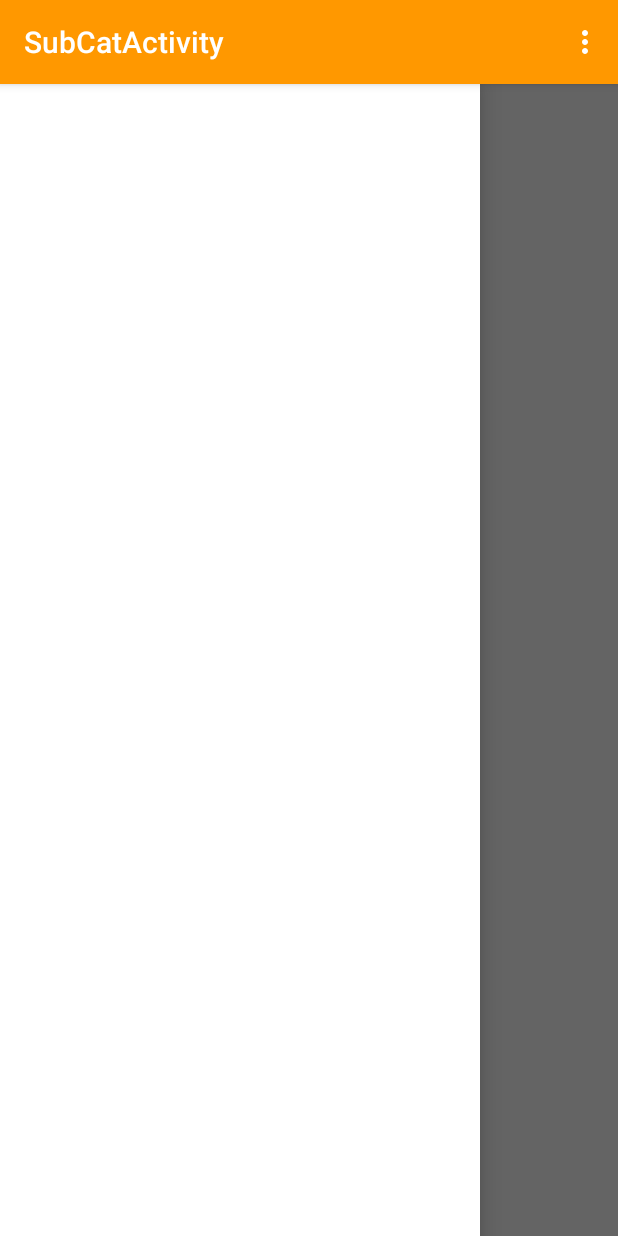
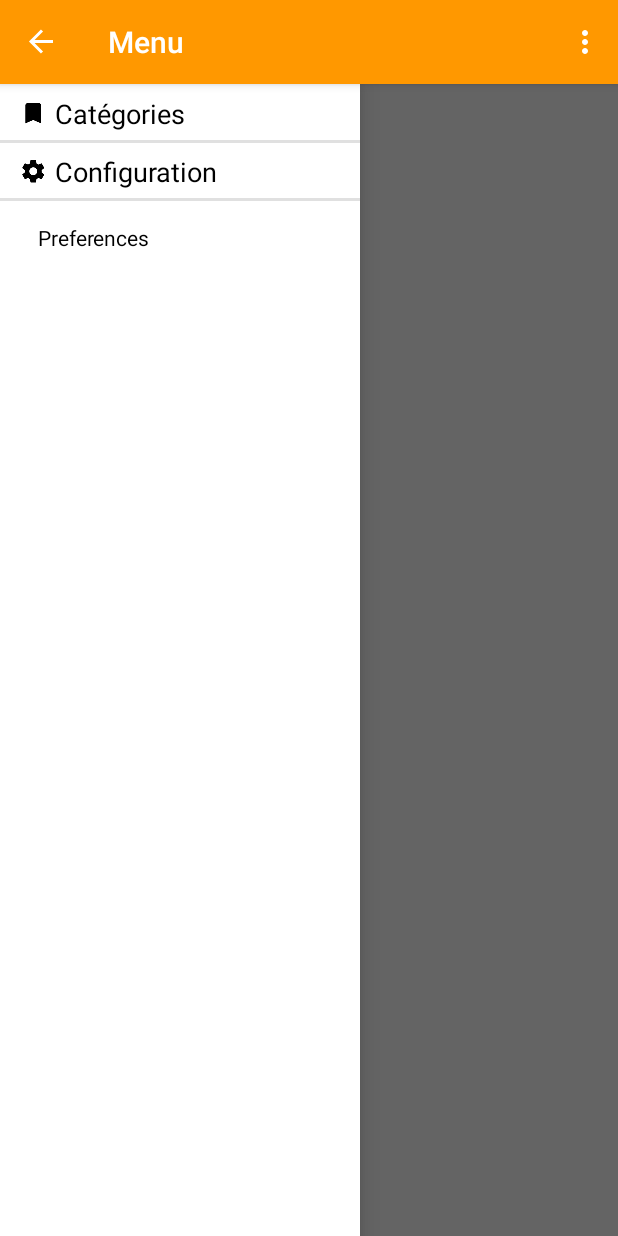
Before and after one commit to hugohil/EMM-projet2, an Android app: the SubCatActivity screen opened directly, with no data from a screen before it, with the side drawer open, on a phone screen of 412 x 824 dp. Run offline under Robolectric (Android 15) with nearby library versions, the phone set to English and light mode, and no system bars; network calls fail.

Commit message:
Setted drawer in subcat activity + adapted it on main activity

```diff
--- a/app/src/main/java/com/example/clement/emm_project2/SubCatActivity.java
+++ b/app/src/main/java/com/example/clement/emm_project2/SubCatActivity.java
@@ -1,7 +1,8 @@
 package com.example.clement.emm_project2;
 
+import android.app.Activity;
+import android.content.Intent;
 import android.os.Bundle;
-import android.support.v7.app.ActionBarActivity;
 import android.util.Log;
 import android.view.Menu;
 import android.view.MenuItem;
@@ -9,31 +10,55 @@ import android.widget.ListView;
 import android.widget.TextView;
 
 import com.example.clement.emm_project2.adapters.SubCatListAdapter;
+import com.example.clement.emm_project2.app.drawer.DrawerActivity;
+import com.example.clement.emm_project2.app.drawer.DrawerItem;
+import com.example.clement.emm_project2.app.drawer.DrawerSection;
+import com.example.clement.emm_project2.app.drawer.DrawerSectionItem;
 import com.example.clement.emm_project2.data.DataAccess;
+import com.example.clement.emm_project2.model.Category;
 import com.example.clement.emm_project2.model.SubCategory;
 import com.example.clement.emm_project2.util.StringUtil;
 
 import java.util.ArrayList;
 import java.util.List;
 
-public class SubCatActivity extends ActionBarActivity {
+public class SubCatActivity extends DrawerActivity {
 
     private static final String TAG = SubCatActivity.class.getSimpleName();
 
     private ArrayList<SubCategory> subCats = new ArrayList<SubCategory>();
     private SubCatListAdapter adapter;
     private ListView listView;
-    private DataAccess da;
+    private DataAccess dataAccess;
+    private List<Category> categories = new ArrayList<Category>();
 
     @Override
     protected void onCreate(Bundle savedInstanceState) {
         super.onCreate(savedInstanceState);
-        setContentView(R.layout.activity_sub_cat);
 
         adapter = new SubCatListAdapter(this, subCats);
         listView = (ListView) findViewById(R.id.act_subcat_list);
         listView.setAdapter(adapter);
-        da = new DataAccess(getBaseContext());
+        dataAccess = new DataAccess(getBaseContext());
+
+
+        // All this needs to be in an Async task (activity is doin' to much work on his main Thread ... Skipps maaaany frames)
+        ArrayList<DrawerItem> menuItems = new ArrayList<DrawerItem>();
+        List<Category> dbCategories;
+        dataAccess = new DataAccess(this);
+        dataAccess.open();
+        dbCategories = dataAccess.getAllDatas(Category.class);
+        dataAccess.close();
+        menuItems.add(DrawerSection.create(200, "Catégories", "ic_action_bookmark", SubCatActivity.this));
+        int i = 1;
+        for(Category category : dbCategories) {
+            menuItems.add(DrawerSectionItem.create(dbCategories.indexOf(category), category.getTitle(), true));
+            i++;
+        }
+        menuItems.add(DrawerSection.create(100, "Configuration", "ic_action_settings", SubCatActivity.this));
+        menuItems.add(DrawerSectionItem.create(101, "Preferences", true));
+        setDrawerContent(menuItems);
+        categories.addAll(dbCategories);
 
         Bundle extras = getIntent().getExtras();
         if(extras != null) {
@@ -42,9 +67,9 @@ public class SubCatActivity extends ActionBarActivity {
             desc.setText(html);
             setTitle(extras.getString("title"));
             try{
-                da.open();
-                List<SubCategory> DBList = da.findDataWhere(SubCategory.class, "catId", extras.getString("catID"));
-                da.close();
+                dataAccess.open();
+                List<SubCategory> DBList = dataAccess.findDataWhere(SubCategory.class, "catId", extras.getString("catID"));
+                dataAccess.close();
                 subCats.addAll(DBList);
                 Log.d(SubCatActivity.class.getSimpleName(), "" + subCats.size());
                 adapter.notifyDataSetChanged();
@@ -75,4 +100,22 @@ public class SubCatActivity extends ActionBarActivity {
 
         return super.onOptionsItemSelected(item);
     }
+
+    @Override
+    protected int getLayoutResourceId() {
+        return R.layout.activity_sub_cat;
+    }
+
+    @Override
+    protected void onNavItemSelected(int id) {
+        if(id < 100 ){
+            // Click on categories
+            Category category = categories.get(id);
+            Intent i = new Intent(this, SubCatActivity.class);
+            i.putExtra("desc", category.getDescription());
+            i.putExtra("title", category.getTitle());
+            i.putExtra("catID", category.getMongoID());
+            this.startActivity(i);
+        }
+    }
 }
--- a/app/src/main/java/com/example/clement/emm_project2/adapters/DrawerAdapter.java
+++ b/app/src/main/java/com/example/clement/emm_project2/adapters/DrawerAdapter.java
@@ -34,7 +34,6 @@ public class DrawerAdapter extends BaseAdapter {
 
     @Override
     public int getCount() {
-        Log.d(DrawerAdapter.class.getSimpleName(), "Count returned by getCount => "+items.size());
         return items.size();
     }
 
@@ -63,7 +62,6 @@ public class DrawerAdapter extends BaseAdapter {
         else {
             view = getSectionView(convertView, parent, menuItem);
         }
-        Log.d(DrawerAdapter.class.getSimpleName(), "View returned by getView => "+view);
         return view ;
     }
 
--- a/app/src/main/java/com/example/clement/emm_project2/app/drawer/DrawerActivity.java
+++ b/app/src/main/java/com/example/clement/emm_project2/app/drawer/DrawerActivity.java
@@ -55,13 +55,15 @@ public abstract class DrawerActivity extends ActionBarActivity {
                 R.string.drawer_open, // Menu
                 R.string.drawer_close
         ) {
+            public String drawerTitle = getSupportActionBar().getTitle().toString();
+
             public void onDrawerClosed(View view) {
-//                getActionBar().setTitle(mTitle);
+                getSupportActionBar().setTitle(drawerTitle);
                 invalidateOptionsMenu();
             }
 
             public void onDrawerOpened(View drawerView) {
-//                getActionBar().setTitle(mDrawerTitle);
+                getSupportActionBar().setTitle(R.string.drawer_menu);
                 invalidateOptionsMenu();
             }
         };
--- a/app/src/main/res/layout/activity_sub_cat.xml
+++ b/app/src/main/res/layout/activity_sub_cat.xml
@@ -6,39 +6,36 @@
     android:elevation="7dp">
 
     <!-- The main content view -->
-    <RelativeLayout xmlns:android="http://schemas.android.com/apk/res/android"
-        xmlns:tools="http://schemas.android.com/tools"
+    <FrameLayout
+        android:id="@+id/content_frame"
         android:layout_width="match_parent"
-        android:layout_height="match_parent"
-        android:paddingLeft="@dimen/activity_horizontal_margin"
-        android:paddingRight="@dimen/activity_horizontal_margin"
-        android:paddingTop="@dimen/activity_vertical_margin"
-        android:paddingBottom="@dimen/activity_vertical_margin"
-        tools:context="com.example.clement.emm_project2.SubCatActivity">
+        android:layout_height="match_parent">
+
+        <ListView
+            android:layout_width="wrap_content"
+            android:layout_height="385dp"
+            android:id="@+id/act_subcat_list"
+            android:layout_below="@+id/act_subcat_desc"
+            android:layout_alignParentLeft="true"
+            android:layout_alignParentStart="true"
+            android:layout_gravity="center_horizontal|bottom" />
 
         <TextView
             android:id="@+id/act_subcat_desc"
-            android:layout_width="wrap_content"
+            android:layout_width="339dp"
             android:lines="7"
-            android:layout_height="wrap_content"/>
-
-        <ListView
-            android:layout_width="wrap_content"
             android:layout_height="wrap_content"
-            android:id="@+id/act_subcat_list"
-            android:layout_below="@+id/act_subcat_desc"
-            android:layout_alignParentLeft="true"
-            android:layout_alignParentStart="true"/>
-    </RelativeLayout>
+            android:layout_gravity="center_horizontal|top" />
+    </FrameLayout>
 
     <!-- The navigation drawer -->
-    <android.support.v7.widget.RecyclerView
-        android:id="@+id/RecyclerView"
-        android:layout_width="320dp"
+    <ListView android:id="@+id/left_drawer"
+        android:background="@android:color/white"
+        android:layout_width="240dp"
         android:layout_height="match_parent"
-        android:layout_gravity="left"
-        android:background="#ffffff"
-        android:scrollbars="vertical">
+        android:layout_gravity="start"
+        android:choiceMode="singleChoice"
+        android:divider="@color/primary"
+        android:dividerHeight="0dp"/>
 
-    </android.support.v7.widget.RecyclerView>
 </android.support.v4.widget.DrawerLayout>
--- a/app/src/main/res/layout/category_row.xml
+++ b/app/src/main/res/layout/category_row.xml
@@ -2,7 +2,8 @@
 <RelativeLayout xmlns:android="http://schemas.android.com/apk/res/android"
     android:layout_width="match_parent"
     android:layout_height="match_parent"
-    android:id="@+id/cat_row_layout">
+    android:id="@+id/cat_row_layout"
+    android:background="?android:attr/selectableItemBackground">
 
     <TextView
         android:id="@+id/cat_row_title"
--- a/app/src/main/res/layout/subcategory_row.xml
+++ b/app/src/main/res/layout/subcategory_row.xml
@@ -6,7 +6,7 @@
 
     <TextView
         android:id="@+id/subcat_row_title"
-        android:layout_width="wrap_content"
+        android:layout_width="match_parent"
         android:layout_height="wrap_content"
         android:layout_margin="5dp"
         android:layout_alignParentLeft="true"
--- a/app/src/main/res/values/strings.xml
+++ b/app/src/main/res/values/strings.xml
@@ -18,4 +18,5 @@
     <string name="elephorm">Elephorm</string>
     <string name="drawer_open">Ouvrir</string>
     <string name="drawer_close">Fermer</string>
+    <string name="drawer_menu">Menu</string>
 </resources>
```
Also changed, not shown: app/src/main/java/com/example/clement/emm_project2/MainActivity.java (+7 -17 lines).
